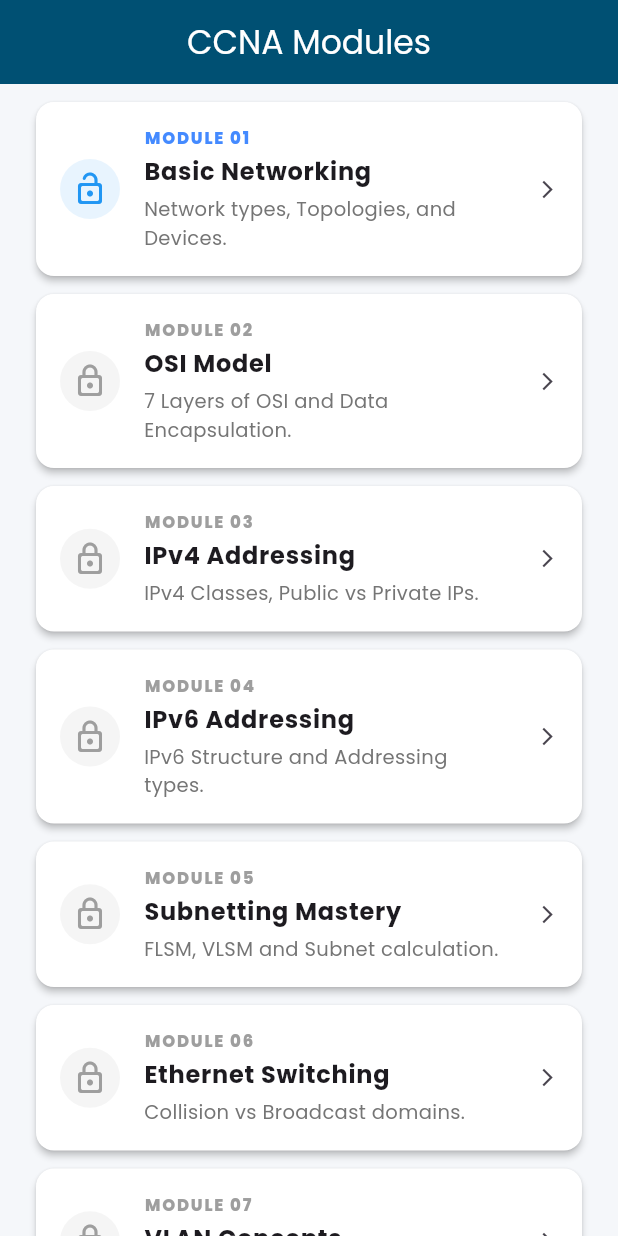
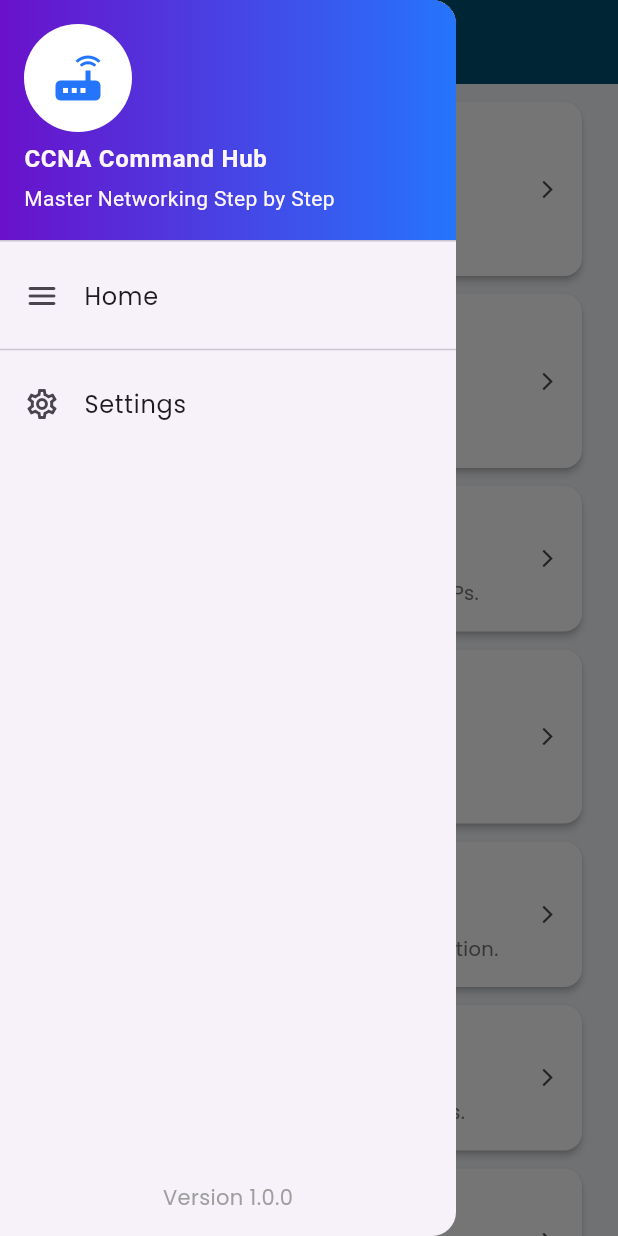
Before and after one commit to HASANALBANNA2024/ccna_command_hub, a Flutter app: the screen it shows after launch, with the side drawer open (before the commit the screen has no drawer), on a phone screen of 412 x 824 dp. Run offline on Flutter 3.47's test engine with Material 3 defaults, Android fonts, the phone set to English and light mode, and no system bars; our stand-ins replace google_fonts.

Commit message:
Drawer update

```diff
--- a/lib/screens/home_screen.dart
+++ b/lib/screens/home_screen.dart
@@ -1,4 +1,5 @@
 import 'dart:convert';
+import 'package:ccna_command_hub/widgets/main_drawer.dart';
 import 'package:flutter/material.dart';
 import 'package:flutter/semantics.dart';
 import 'package:ccna_command_hub/models/module_model.dart';
@@ -31,6 +32,8 @@
         centerTitle: true,
       ),
 
+      // call to drawer
+      drawer: const MainDrawer(),
       // body
 
       body: FutureBuilder<List<ModuleModel>>(
--- /dev/null
+++ b/lib/widgets/main_drawer.dart
@@ -0,0 +1,56 @@
+import 'package:flutter/material.dart';
+
+class MainDrawer extends StatelessWidget
+{
+  const MainDrawer({super.key});
+  @override
+  Widget build(BuildContext context) {
+
+    // dark mode check
+    bool isDark = Theme.of(context).brightness == Brightness.dark;
+
+    return Drawer(
+      child: Column(
+        children: [
+          UserAccountsDrawerHeader(
+            decoration: BoxDecoration(
+              gradient: LinearGradient(
+                colors: isDark
+                    ? [Colors.blueGrey.shade900, Colors.black]
+                    : [const Color(0xFF6A11CB), const Color(0xFF2575FC)],
+              ),
+            ),
+            currentAccountPicture: CircleAvatar(
+              backgroundColor: isDark ? Colors.blueGrey.shade800 : Colors.white,
+              child: Icon(Icons.router, color: isDark ? Colors.blue :const Color(0xFF2575FC) , size: 40,),
+            ),
+
+            // in future user control for database get information
+            accountName: const Text("CCNA Command Hub", style: TextStyle(fontWeight: FontWeight.bold)),
+            accountEmail: const Text("Master Networking Step by Step"),
+          ),
+
+          ListTile(
+            leading: const Icon(Icons.menu_rounded),
+            title: const Text("Home"),
+            onTap: (){
+              Navigator.pop(context);
+            },
+          ),
+          const Divider(),
+          ListTile(
+            leading: const Icon(Icons.settings_outlined),
+            title: const Text("Settings"),
+            onTap: () {},
+          ),
+          const Spacer(),
+          const Padding(
+            padding: EdgeInsets.all(16.0),
+            child: Text("Version 1.0.0", style: TextStyle(color: Colors.grey)),
+          ),
+        ],
+      ),
+    );
+
+  }
+}
```
